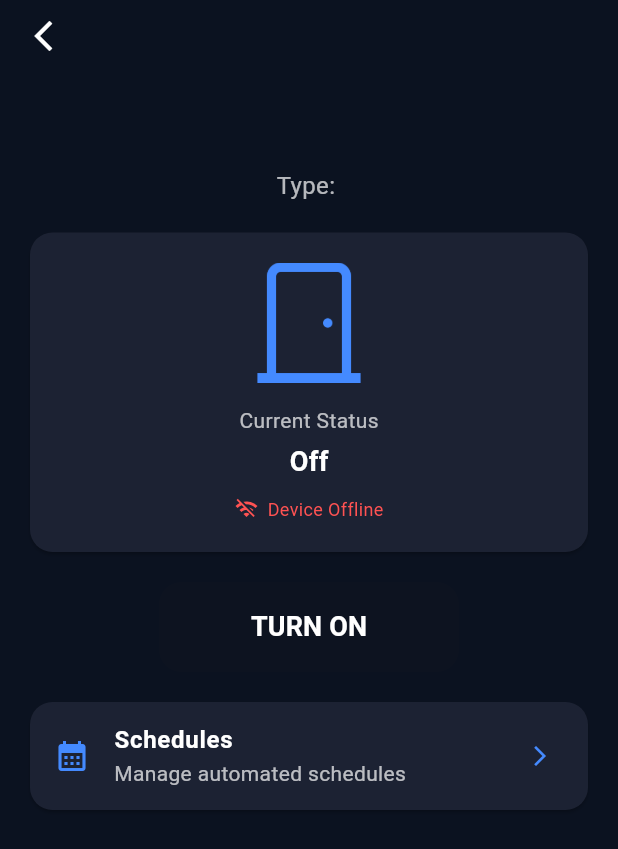
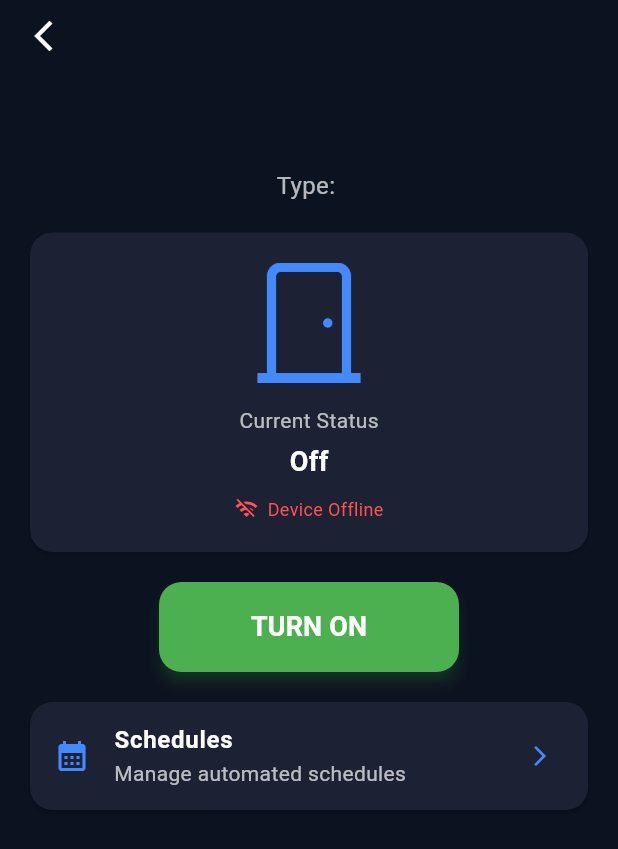
Before and after one commit to maozedoggo/FYP_Smahorz, a Flutter app: the DeviceControlPage screen opened directly with empty values, on a phone screen of 412 x 824 dp. Shown: the top 849 px of the screen. Run offline on Flutter 3.47's test engine with Material 3 defaults, Android fonts, the phone set to English and light mode, and no system bars; our stand-ins replace cloud_firestore, firebase_auth, firebase_core, firebase_database, firebase_messaging, firebase_storage and 5 more; missing offline and left inert: qr_code_scanner; accounts and stored records are empty.

Commit message:
fix a bit

```diff
--- a/lib/views/pages/smart-devices/device_page.dart
+++ b/lib/views/pages/smart-devices/device_page.dart
@@ -43,8 +43,9 @@ class _DeviceControlPageState extends State<DeviceControlPage> {
   StreamSubscription<DatabaseEvent>? _parcelOutsideSubscription;
   StreamSubscription<DatabaseEvent>? _connectionStatusSubscription;
 
-  bool _deviceConnected = false;
+  bool _deviceConnected = true;
   bool _isInitialLoad = true;
+  bool _hasLoadedInitialStatus = false; // Track if we've loaded initial Firestore status
 
   // ===========================================================================
   // LIFECYCLE METHODS
@@ -53,15 +54,6 @@ class _DeviceControlPageState extends State<DeviceControlPage> {
   void initState() {
     super.initState();
     _loadHouseholdUid();
-
-    // Reduced initial load time to 1 second for better UX
-    Future.delayed(const Duration(seconds: 1), () {
-      if (mounted) {
-        setState(() {
-          _isInitialLoad = false;
-        });
-      }
-    });
   }
 
   @override
@@ -159,15 +151,15 @@ class _DeviceControlPageState extends State<DeviceControlPage> {
                 final data = event.snapshot.value;
                 final bool isOn = data == true;
 
-                // Only update if not currently performing a user action
-                if (!_isUpdating) {
+                // Only update if we've loaded initial status from Firestore
+                // AND we're not currently performing a user action
+                if (_hasLoadedInitialStatus && !_isUpdating) {
                   setState(() {
                     _deviceStatus = isOn;
                     _displayedStatus = isOn;
                   });
+                  print("DeviceControlPage update: ${widget.deviceId} = $isOn");
                 }
-
-                print("DeviceControlPage update: ${widget.deviceId} = $isOn");
               }
             },
             onError: (error) {
@@ -178,8 +170,8 @@ class _DeviceControlPageState extends State<DeviceControlPage> {
   }
 
   void _updateParcelStatus(bool status, bool isInside) {
-    // Only update if not currently performing a user action
-    if (_isUpdating) return;
+    // Only update if we've loaded initial status AND not currently performing a user action
+    if (!_hasLoadedInitialStatus || _isUpdating) return;
 
     setState(() {
       if (_deviceStatus is! Map) {
@@ -205,7 +197,19 @@ class _DeviceControlPageState extends State<DeviceControlPage> {
   // DEVICE CONTROL METHODS
   // ===========================================================================
   Future<void> _toggleDevice() async {
-    if (_isUpdating || householdUid == null || !_deviceConnected) {
+    // Only prevent clicks during update
+    if (_isUpdating) {
+      return;
+    }
+
+    // Check if household data is loaded
+    if (householdUid == null) {
+      ScaffoldMessenger.of(context).showSnackBar(
+        const SnackBar(
+          content: Text("Loading household data..."),
+          duration: Duration(seconds: 1),
+        ),
+      );
       return;
     }
 
@@ -228,7 +232,7 @@ class _DeviceControlPageState extends State<DeviceControlPage> {
           final newState = !(currentInside || currentOutside);
           _displayedStatus = {
             'insideStatus': newState,
-            'outsideStatus': newState,
+            'outsideStatus': newState
           };
         } else {
           _displayedStatus = !(_displayedStatus == true);
@@ -254,6 +258,7 @@ class _DeviceControlPageState extends State<DeviceControlPage> {
       });
 
       print("✓ DeviceControlPage successfully updated device");
+
     } catch (error) {
       print("✗ Error controlling device: $error");
 
@@ -465,12 +470,19 @@ class _DeviceControlPageState extends State<DeviceControlPage> {
             _deviceStatus = status == true;
             _displayedStatus = _deviceStatus;
           }
+
+          // Mark that we've loaded the initial status
+          _hasLoadedInitialStatus = true;
         });
 
         print("Loaded initial device status: $_deviceStatus");
       }
     } catch (e) {
       print("Error loading initial device status: $e");
+      // Even on error, mark as loaded to allow realtime updates
+      setState(() {
+        _hasLoadedInitialStatus = true;
+      });
     }
   }
 
@@ -650,24 +662,21 @@ class _DeviceControlPageState extends State<DeviceControlPage> {
 
             const SizedBox(height: 20),
 
-            // FIXED: Removed _isInitialLoad from condition
+            // Main Control Button with loading state for initial load
             SizedBox(
               width: 200,
               height: 60,
               child: ElevatedButton(
-                onPressed:
-                    (_isUpdating || householdUid == null || !_deviceConnected)
-                    ? null
-                    : _toggleDevice,
+                onPressed: (_isUpdating || !_hasLoadedInitialStatus) ? null : _toggleDevice,
                 style: ElevatedButton.styleFrom(
-                  backgroundColor: _getButtonColor(),
+                  backgroundColor: !_hasLoadedInitialStatus ? Colors.grey : _getButtonColor(),
                   shape: RoundedRectangleBorder(
                     borderRadius: BorderRadius.circular(15),
                   ),
                   elevation: 4,
                   shadowColor: _getButtonColor().withOpacity(0.5),
                 ),
-                child: _isUpdating
+                child: (_isUpdating || !_hasLoadedInitialStatus)
                     ? const SizedBox(
                         width: 20,
                         height: 20,
@@ -718,7 +727,8 @@ class _DeviceControlPageState extends State<DeviceControlPage> {
                   color: Colors.blueAccent,
                   size: 16,
                 ),
-                onTap: (householdUid == null)
+                onTap:
+                    (householdUid == null)
                     ? null
                     : () {
                         Navigator.push(
```
